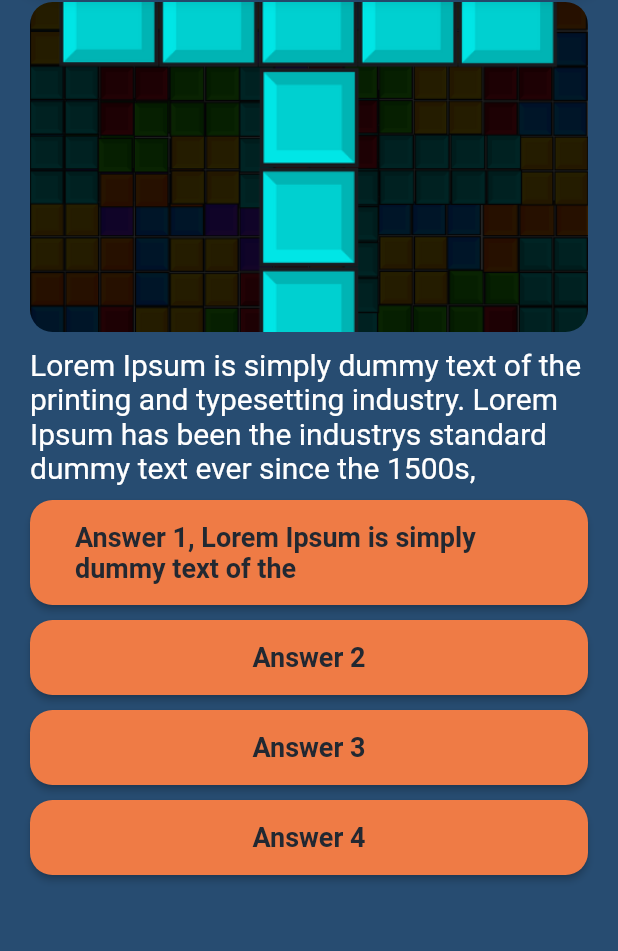
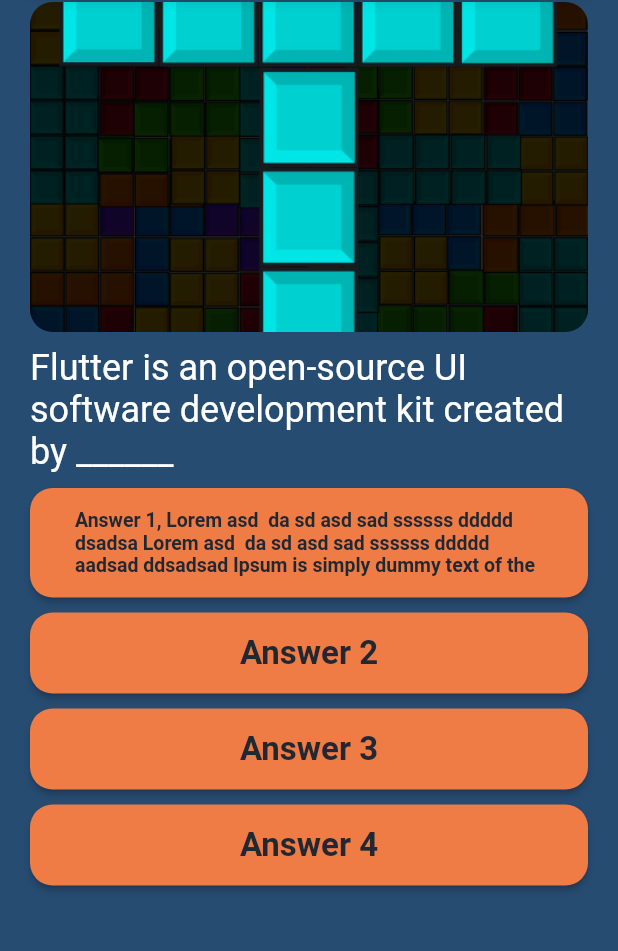
Before and after one commit to DevranAkat/Flutter-QuizApp, a Flutter app: the QuizPage screen opened by its route, on a phone screen of 412 x 824 dp, the part 97-1048 px from its top. Run offline on Flutter 3.47's test engine with Material 2 defaults, Android fonts, the phone set to English and light mode, and no system bars; drawn by our look-alikes of auto_size_text.

```diff
--- a/lib/screens/quiz_page.dart
+++ b/lib/screens/quiz_page.dart
@@ -1,8 +1,45 @@
 import 'package:auto_size_text/auto_size_text.dart';
 import 'package:flutter/material.dart';
 
+const List questions = [
+  {
+    "id": 1,
+    "question":
+        "Flutter is an open-source UI software development kit created by ______",
+    "options": ['Apple', 'Google', 'Facebook', 'Microsoft'],
+    "answer_index": 1,
+  },
+  {
+    "id": 2,
+    "question": "When google release Flutter.",
+    "options": ['Jun 2017', 'Jun 2017', 'May 2017', 'May 2018'],
+    "answer_index": 2,
+  },
+  {
+    "id": 3,
+    "question": "A memory location that holds a single letter or number.",
+    "options": ['Double', 'Int', 'Char', 'Word'],
+    "answer_index": 2,
+  },
+  {
+    "id": 4,
+    "question": "What command do you use to output data to the screen?",
+    "options": ['Cin', 'Count>>', 'Cout', 'Output>>'],
+    "answer_index": 2,
+  },
+];
+
+final String q1 = questions[0]['question'];
+
+String xx =  questions[0]['question'];
+  String getQuestion()
+  {
+    return questions[0]['question'];
+  }
+
 class QuizPage extends StatelessWidget {
   const QuizPage({Key? key}) : super(key: key);
+
   @override
   Widget build(BuildContext context) {
     return Scaffold(
@@ -29,17 +66,17 @@ class QuizPage extends StatelessWidget {
                 borderRadius: BorderRadius.circular(15),
               ),
             ),
-            const Padding(
-              padding:  EdgeInsets.only(left: 20.0, right: 20.0, top: 10.0),
-                child:  AutoSizeText(
-                  'Lorem Ipsum is simply dummy text of the printing and typesetting industry. Lorem Ipsum has been the industrys standard dummy text ever since the 1500s,',
+            Padding(
+              padding: EdgeInsets.only(left: 20.0, right: 20.0, top: 10.0),
+                child: AutoSizeText(
+                  questions[0]['question'],
                   style: TextStyle(fontSize: 24, color: Colors.white),
                   minFontSize: 14,
                   maxLines: 4,
                   overflow: TextOverflow.ellipsis,
                 ),
               ),
-            Options("Answer 1, Lorem Ipsum is simply dummy text of the"),
+            Options("Answer 1, Lorem asd  da sd asd sad ssssss ddddd dsadsa Lorem asd  da sd asd sad ssssss ddddd aadsad ddsadsad Ipsum is simply dummy text of the"),
             Options("Answer 2"),
             Options("Answer 3"),
             Options("Answer 4"),
@@ -58,11 +95,11 @@ Padding Options(String answer) {
       child: AutoSizeText(
         answer,
         style: const TextStyle(
-          fontSize: 18, color: Color(0xFF222831),
+          fontSize: 22, color: Color(0xFF222831),
           fontWeight: FontWeight.bold),
-          minFontSize: 12,
+          minFontSize: 10,
           maxLines: 3,
-          overflow: TextOverflow.ellipsis,
+          overflow: TextOverflow.visible,
       ),
       style: ElevatedButton.styleFrom(
         minimumSize: const Size.fromHeight(50),
```
